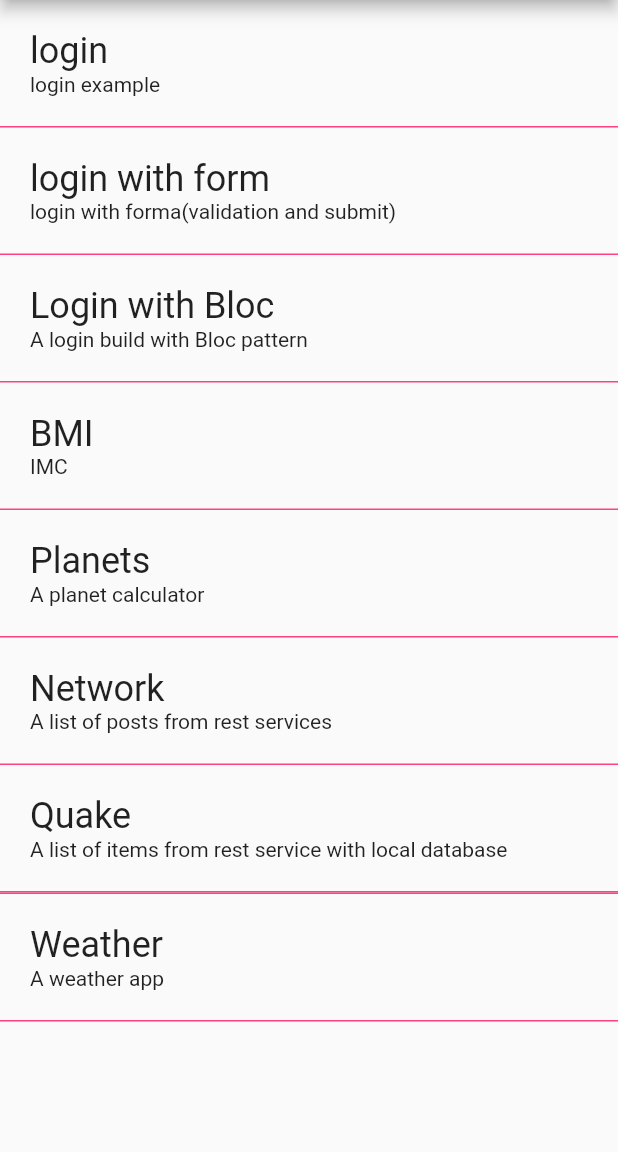
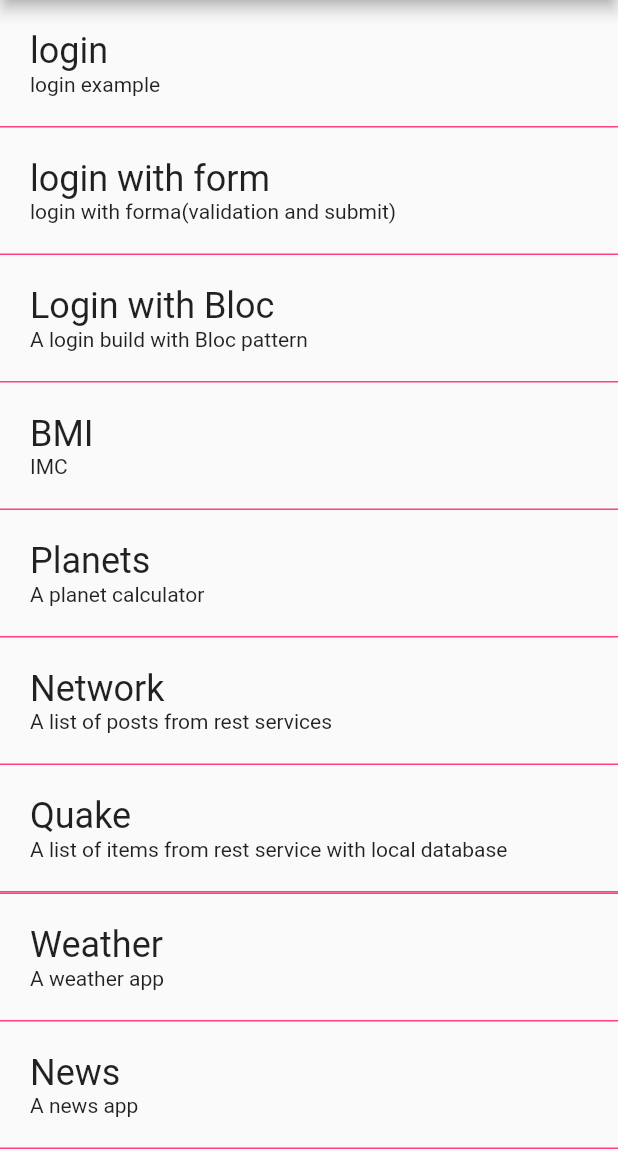
Before and after one commit to CristianDRM/flutter-study, a Flutter app: the screen it shows after launch, on a phone screen of 412 x 824 dp, the part 84-1236 px from its top. Run offline on Flutter 3.47's test engine with Material 2 defaults, Android fonts, the phone set to English and light mode, and no system bars; our stand-ins replace rxdart.

```diff
--- a/lib/experiments.dart
+++ b/lib/experiments.dart
@@ -1,4 +1,5 @@
 import 'package:exercise/screens/newlogin//login_with_form.dart';
+import 'package:exercise/screens/news/list/news_list.dart';
 import 'package:flutter/material.dart';
 import 'package:exercise/screens/network/network.dart';
 import 'package:exercise/screens/quake/quake_screen.dart';
@@ -9,7 +10,15 @@ import 'package:exercise/screens/login/login.dart';
 import 'package:exercise/screens/login_with_bloc/login_with_bloc.dart';
 
 enum _ScreenType {
-  login, planets, bmi, network, quake, weather, loginWithForm, loginWithBloc
+  login,
+  planets,
+  bmi,
+  network,
+  quake,
+  weather,
+  loginWithForm,
+  loginWithBloc,
+  news
 }
 
 class Experiments extends StatelessWidget {
@@ -63,6 +72,11 @@ class Experiments extends StatelessWidget {
               title: "Weather",
               description: "A weather app",
               didTap: () => didTapInScreen(context, screen: _ScreenType.weather)),
+          Container(height: 1.0, color: Colors.pinkAccent),
+          _ScreenItem(
+              title: "News",
+              description: "A news app",
+              didTap: () => didTapInScreen(context, screen: _ScreenType.news)),
           Container(height: 1.0, color: Colors.pinkAccent)
         ],
       ),
@@ -79,6 +93,7 @@ class Experiments extends StatelessWidget {
       case _ScreenType.weather: navigateTo(screen: WeatherScreen(), context: context); break;
       case _ScreenType.loginWithForm: navigateTo(screen: LoginWithForm(), context: context); break;
       case _ScreenType.loginWithBloc: navigateTo(screen: LoginWithBloc(), context: context); break;
+      case _ScreenType.news: navigateTo(screen: NewsList(), context: context); break;
       default: break;
     }
   }
--- /dev/null
+++ b/lib/screens/news/api/news.dart
@@ -0,0 +1,30 @@
+class News {
+  final int id;
+  final bool deleted;
+  final String type;
+  final String by;
+  final int time;
+  final String text;
+  final bool dead;
+  final int parent;
+  final List<dynamic> kids;
+  final String url;
+  final int score;
+  final String title;
+  final int descendants;
+
+  News.fromJson(Map<String, dynamic> json)
+      : id = json["id"],
+        deleted = json["deleted"],
+        type = json["type"],
+        by = json["by"],
+        time = json["time"],
+        text = json["text"],
+        dead = json["dead"],
+        parent = json["parent"],
+        kids = json["kids"],
+        url = json["url"],
+        score = json["score"],
+        title = json["title"],
+        descendants = json["descendants"];
+}
--- /dev/null
+++ b/lib/screens/news/api/news_connectable.dart
@@ -0,0 +1,18 @@
+import 'dart:convert';
+import 'package:http/http.dart' show Client;
+import 'package:exercise/screens/news/api/news.dart';
+
+abstract class NewsConnectable {
+  Future<List<News>> fetchNews();
+}
+
+class NewsConnector extends NewsConnectable {
+
+  @override
+  Future<List<News>> fetchNews() async {
+    final client = Client();
+    final response = await client.get('https://hacker-news.firebaseio.com/v0/topstories.json');
+    final json = jsonDecode(response.body) as List;
+    return json.map((item) => News.fromJson(item));
+  }
+}
--- /dev/null
+++ b/lib/screens/news/detail/news_detail.dart
@@ -0,0 +1,29 @@
+import 'package:exercise/screens/news/api/news.dart';
+import 'package:flutter/material.dart';
+
+class NewsDetail extends StatefulWidget {
+  NewsDetail({Key key, this.news}) : super(key: key);
+  final News news;
+
+  @override
+  State<StatefulWidget> createState() => _NewsDetail(news: news);
+}
+
+class _NewsDetail extends State<NewsDetail> {
+  _NewsDetail({this.news});
+  final News news;
+
+  @override
+  Widget build(BuildContext context) {
+    return Scaffold(
+      appBar: AppBar(title: Text("Detail")),
+      body: Container(
+        child: Column(
+          children: [
+
+          ],
+        )
+      ),
+    );
+  }
+}
```
Also changed, not shown: lib/screens/news/list/news_list.dart (added, +16 -0 lines), lib/screens/planets/planet.dart (added, +11 -0 lines), pubspec.lock (deleted), 7 other files.
